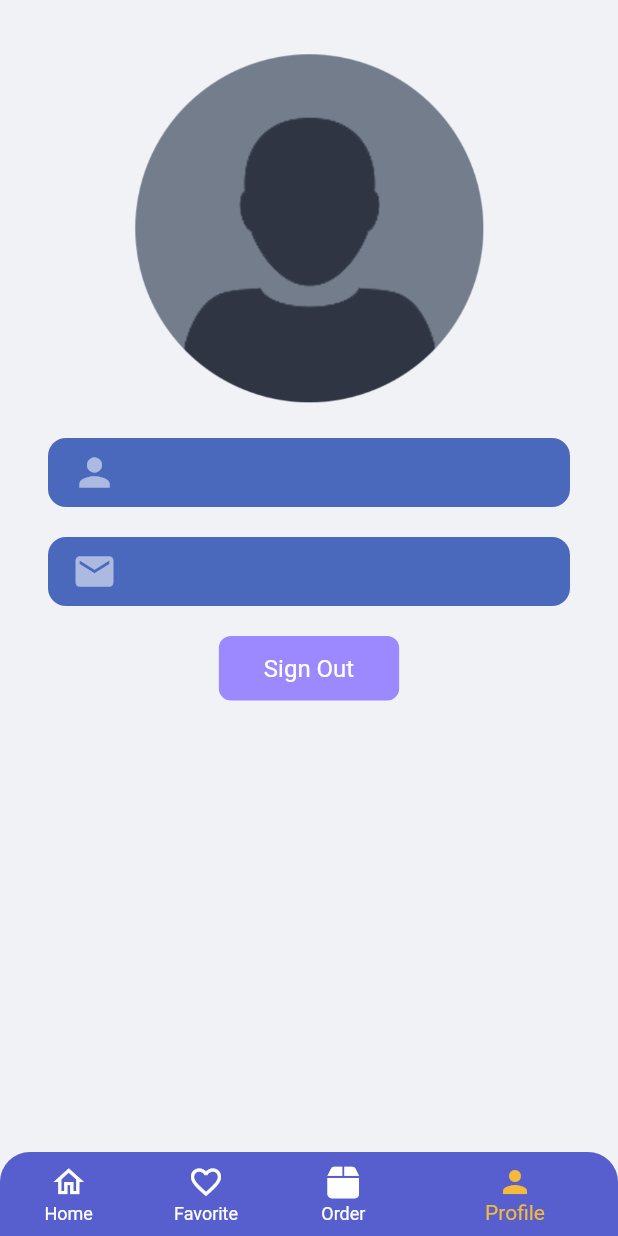
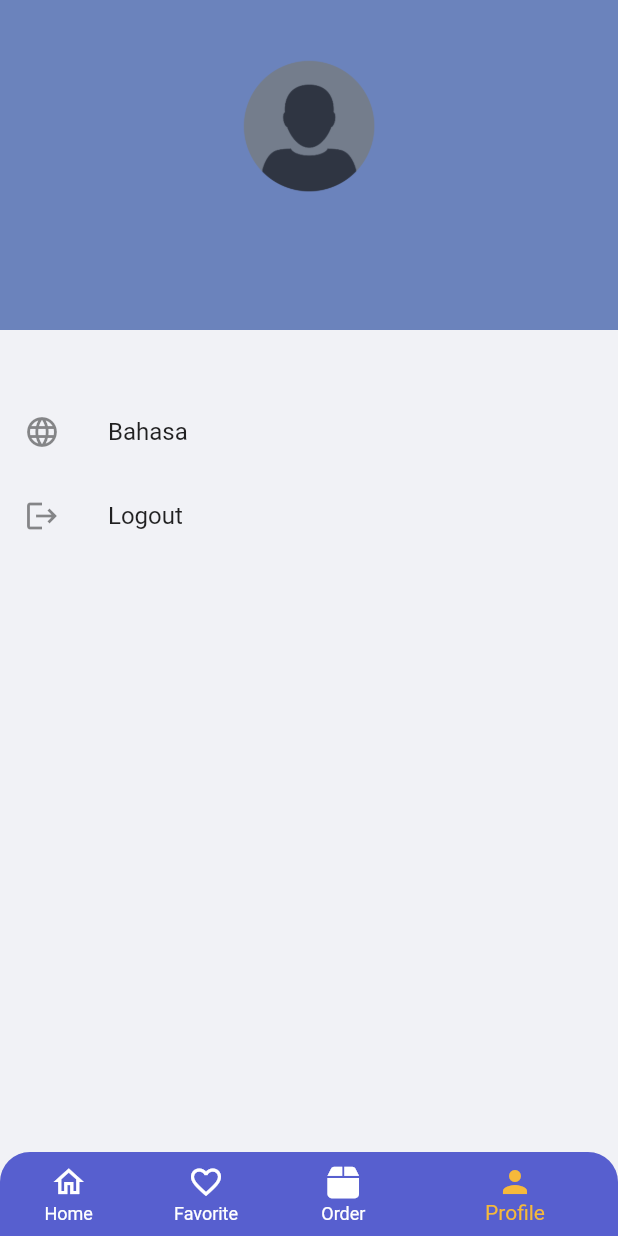
Before and after one commit to syahlan1/MobileAppStore, a Flutter app: the DashboardOfFragments screen opened directly, item 4 of the bottom bar chosen, on a phone screen of 412 x 824 dp. Run offline on Flutter 3.47's test engine with Material 2 defaults, Android fonts, the phone set to English and light mode, and no system bars; our stand-ins replace flutter_rating_bar, fluttertoast, font_awesome_flutter, get, image_picker, shared_preferences; accounts and stored records are empty; network calls fail.

Commit message:
profile screen ui

```diff
--- a/lib/users/fragments/profile_fragment_screen.dart
+++ b/lib/users/fragments/profile_fragment_screen.dart
@@ -14,25 +14,25 @@ class ProfileFragmentScreen extends StatelessWidget {
   signOutUser() async {
     var resultResponse = await Get.dialog(
       AlertDialog(
-        backgroundColor: Color(0xff4a69bd),
+        backgroundColor: Colors.white,
         title: const Text(
           "Logout",
           style: TextStyle(
             fontSize: 18,
             fontWeight: FontWeight.bold,
-            color: Colors.white,
+            color: Colors.black,
           ),
         ),
         content: const Text(
-          "Are you sure?\nyou want to logout from app?",
+          "Apa kamu yakin?\nYakin ingin logout dari akun ini?",
           style: TextStyle(
-            color: Colors.white60,
+            color: Colors.black,
           ),
         ),
         actions: [
           Material(
-            color: Color(0xff9c88ff),
-            borderRadius: BorderRadius.circular(8),
+            color: Color(0xff6b83bc),
+            borderRadius: BorderRadius.circular(10),
             child: InkWell(
               onTap: () {
                 Get.back();
@@ -59,7 +59,7 @@ class ProfileFragmentScreen extends StatelessWidget {
               child: const Text(
                 "Yes",
                 style: TextStyle(
-                  color: Colors.white,
+                  color: Colors.black,
                 ),
               )),
         ],
@@ -74,85 +74,64 @@ class ProfileFragmentScreen extends StatelessWidget {
     }
   }
 
-  Widget userInfoItemProfile(IconData iconData, String userData) {
-    return Container(
-      decoration: BoxDecoration(
-        borderRadius: BorderRadius.circular(12),
-        color: Color(0xff4a69bd),
-      ),
-      padding: const EdgeInsets.symmetric(
-        horizontal: 16,
-        vertical: 8,
-      ),
-      child: Row(
-        children: [
-          Icon(
-            iconData,
-            size: 30,
-            color: Colors.white54,
-          ),
-          const SizedBox(
-            width: 16,
-          ),
-          Text(
-            userData,
-            style: const TextStyle(
-              fontSize: 15,
-              color: Colors.white70,
-            ),
-          ),
-        ],
-      ),
-    );
-  }
-
   @override
   Widget build(BuildContext context) {
     return Container(
       child: ListView(
-        padding: EdgeInsets.all(32),
         children: [
-          Center(
-            child: Image.asset(
-              "images/man.png",
-              width: 240,
-            ),
-          ),
-          const SizedBox(
-            height: 20,
-          ),
-          userInfoItemProfile(Icons.person, _currentUser.user.user_name),
-          const SizedBox(
-            height: 20,
-          ),
-          userInfoItemProfile(Icons.email, _currentUser.user.user_email),
-          const SizedBox(
-            height: 20,
-          ),
-          Center(
-            child: Material(
-              color: Color(0xff9c88ff),
-              borderRadius: BorderRadius.circular(8),
-              child: InkWell(
-                onTap: () {
-                  signOutUser();
-                },
-                borderRadius: BorderRadius.circular(32),
-                child: const Padding(
-                  padding: EdgeInsets.symmetric(
-                    horizontal: 30,
-                    vertical: 12,
+          Container(
+            height: 220,
+            color: Color(0xff6b83bc),
+            child: Center(
+              child: Column(
+                mainAxisAlignment: MainAxisAlignment.center,
+                children: [
+                  SizedBox(
+                    height: 20,
                   ),
-                  child: Text(
-                    "Sign Out",
+                  Image.asset(
+                    "images/man.png",
+                    width: 90,
+                  ),
+                  SizedBox(
+                    height: 5,
+                  ),
+                  Text(
+                    _currentUser.user.user_name,
+                    style: TextStyle(
+                      color: Colors.white,
+                      fontSize: 20,
+                    ),
+                  ),
+                  SizedBox(
+                    height: 5,
+                  ),
+                  Text(
+                    _currentUser.user.user_email,
                     style: TextStyle(
                       color: Colors.white,
                       fontSize: 16,
                     ),
                   ),
-                ),
+                  const SizedBox(
+                    height: 20,
+                  ),
+                ],
               ),
             ),
+          ),
+          SizedBox(height: 40),
+          ListTile(
+            leading: Icon(Icons.language),
+            title: Text("Bahasa"),
+            onTap: () {},
+          ),
+          ListTile(
+            leading: Icon(Icons.logout),
+            title: Text("Logout"),
+            onTap: () {
+              signOutUser();
+            },
           ),
         ],
       ),
```
Also changed, not shown: lib/users/fragments/order_fragment_screen.dart (+28 -13 lines), 2 other files.
